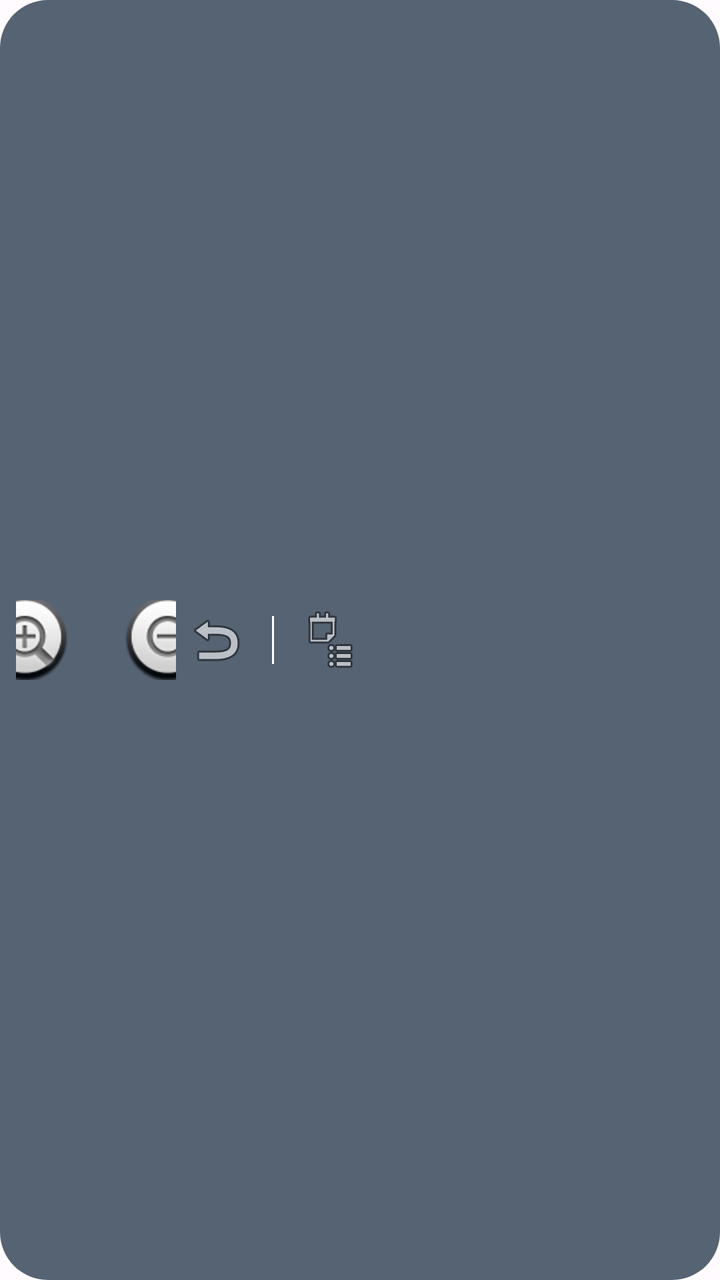
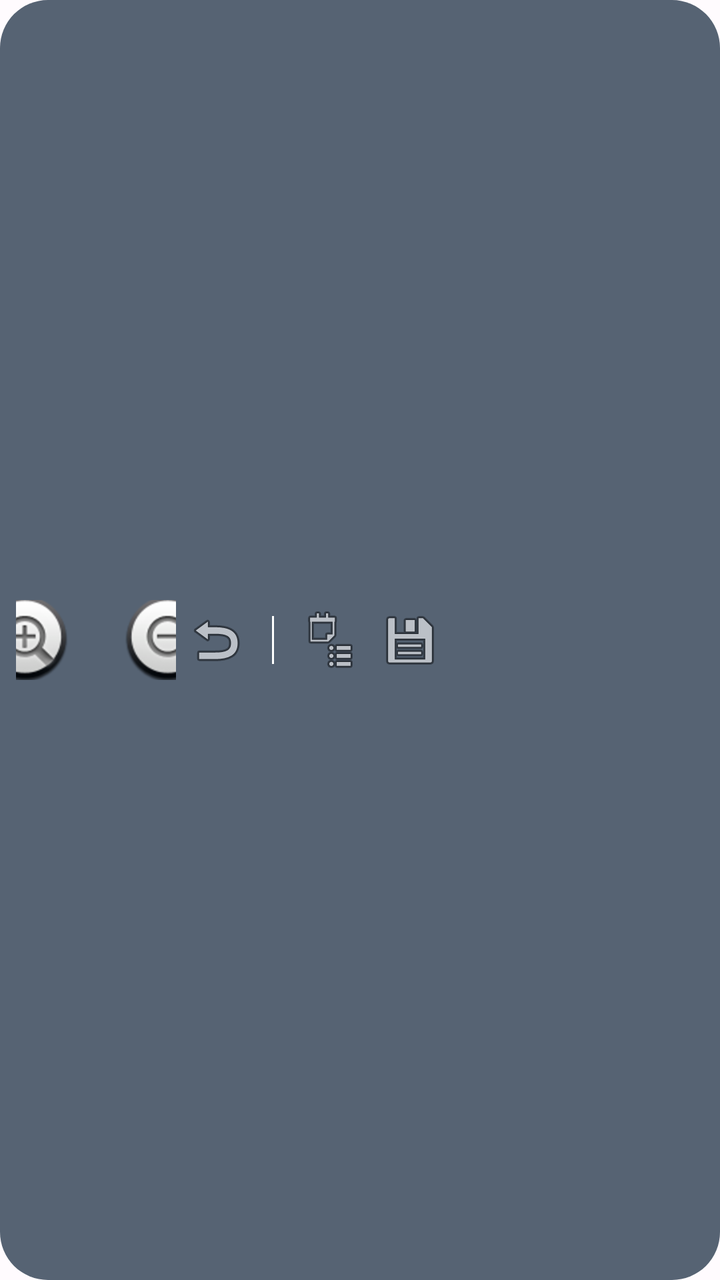

An Android layout rendered at two revisions. The XML below is the earlier revision; the diff shows what the commit changed to produce the second picture.
<!-- AndroidManifest.xml: application theme Theme.NotebookPaper -->
<!-- res/layout/view_toolbar.xml -->
<?xml version="1.0" encoding="utf-8"?>
<LinearLayout xmlns:android="http://schemas.android.com/apk/res/android"
    android:id="@+id/toolbarContainer"
    android:layout_width="wrap_content"
    android:layout_height="wrap_content"
    android:orientation="horizontal"
    android:gravity="center_vertical"
    android:padding="8dp"
    android:background="@drawable/bg_toolbar">

    <TextView
        android:id="@+id/tvSelectionCount"
        android:layout_width="wrap_content"
        android:layout_height="wrap_content"
        android:textColor="@color/notebook_white"
        android:textSize="14sp"
        android:paddingHorizontal="12dp"
        android:visibility="gone" />

    <ImageButton
        android:id="@+id/btnZoomIn"
        android:layout_width="40dp"
        android:layout_height="40dp"
        android:src="@android:drawable/btn_plus"
        android:background="?attr/selectableItemBackgroundBorderless"
        android:contentDescription="Zoom in" />

    <ImageButton
        android:id="@+id/btnZoomOut"
        android:layout_width="40dp"
        android:layout_height="40dp"
        android:src="@android:drawable/btn_minus"
        android:background="?attr/selectableItemBackgroundBorderless"
        android:contentDescription="Zoom out" />

    <ImageButton
        android:id="@+id/btnResetZoom"
        android:layout_width="40dp"
        android:layout_height="40dp"
        android:src="@android:drawable/ic_menu_revert"
        android:background="?attr/selectableItemBackgroundBorderless"
        android:contentDescription="Reset zoom" />

    <View
        android:layout_width="1dp"
        android:layout_height="24dp"
        android:layout_marginHorizontal="8dp"
        android:background="@color/notebook_white" />

    <ImageButton
        android:id="@+id/btnSelectAll"
        android:layout_width="40dp"
        android:layout_height="40dp"
        android:src="@android:drawable/ic_menu_agenda"
        android:background="?attr/selectableItemBackgroundBorderless"
        android:contentDescription="Select all" />

    <ImageButton
        android:id="@+id/btnClear"
        android:layout_width="40dp"
        android:layout_height="40dp"
        android:src="@android:drawable/ic_menu_close_clear_cancel"
        android:background="?attr/selectableItemBackgroundBorderless"
        android:visibility="gone"
        android:contentDescription="Clear selection" />

    <ImageButton
        android:id="@+id/btnDelete"
        android:layout_width="40dp"
        android:layout_height="40dp"
        android:src="@android:drawable/ic_menu_delete"
        android:background="?attr/selectableItemBackgroundBorderless"
        android:visibility="gone"
        android:contentDescription="Delete selected" />

</LinearLayout>
<!-- resources referenced by this layout -->
<resources>
  <color name="notebook_white">#FFFFFFFF</color>
  <!-- drawable bg_toolbar (drawable) -->
  <?xml version="1.0" encoding="utf-8"?>
  <shape xmlns:android="http://schemas.android.com/apk/res/android"
      android:shape="rectangle">
      <solid android:color="#CC2C3E50" />
      <corners android:radius="24dp" />
  </shape>
  <style name="Theme.NotebookPaper" parent="Theme.Material3.Light.NoActionBar">
          <item name="colorPrimary">@color/primary</item>
          <item name="colorOnPrimary">@color/on_primary</item>
          <item name="colorPrimaryContainer">@color/primary_variant</item>
          <item name="colorSecondary">@color/secondary</item>
          <item name="colorOnSecondary">@color/on_secondary</item>
          <item name="colorTertiary">@color/tertiary</item>
          <item name="colorOnTertiary">@color/on_tertiary</item>
          <item name="android:colorBackground">@color/background</item>
          <item name="colorOnBackground">@color/on_background</item>
          <item name="colorSurface">@color/surface</item>
          <item name="colorOnSurface">@color/on_surface</item>
          <item name="colorError">@color/error</item>
          <item name="colorOnError">@color/on_error</item>
          <item name="colorOutline">@color/outline</item>
          <item name="android:statusBarColor">@color/surface</item>
          <item name="android:navigationBarColor">@color/surface</item>
          <item name="android:windowLightStatusBar">true</item>
          <item name="android:windowLightNavigationBar">true</item>
      </style>
  <color name="primary">#6750A4</color>
  <color name="on_primary">#FFFFFF</color>
  <color name="primary_variant">#7F67BE</color>
  <color name="secondary">#625B71</color>
  <color name="on_secondary">#FFFFFF</color>
  <color name="tertiary">#7D5260</color>
  <color name="on_tertiary">#FFFFFF</color>
  <color name="background">#FFFBFE</color>
  <color name="on_background">#1C1B1F</color>
  <color name="surface">#FFFBFE</color>
  <color name="on_surface">#1C1B1F</color>
  <color name="error">#B3261E</color>
  <color name="on_error">#FFFFFF</color>
  <color name="outline">#79747E</color>
</resources>

<!-- the commit's change to res/layout/view_toolbar.xml (unified diff, before → after) -->
@@ -73,4 +73,13 @@
         android:visibility="gone"
         android:contentDescription="Delete selected" />
 
+    
+    <ImageButton
+        android:id="@+id/btnExport"
+        android:layout_width="40dp"
+        android:layout_height="40dp"
+        android:src="@android:drawable/ic_menu_save"
+        android:background="?attr/selectableItemBackgroundBorderless"
+        android:contentDescription="Export as PNG" />
+
 </LinearLayout>
